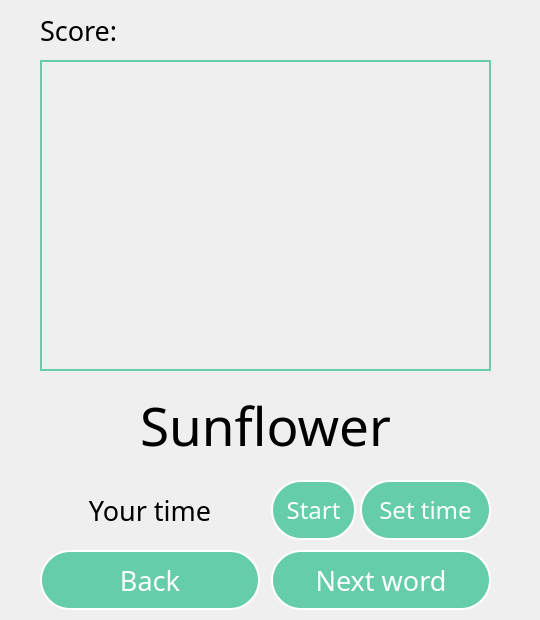
programmistvdzinsahirybashke/EnglishProject, file ui/ui_game.ui: the form before one commit.
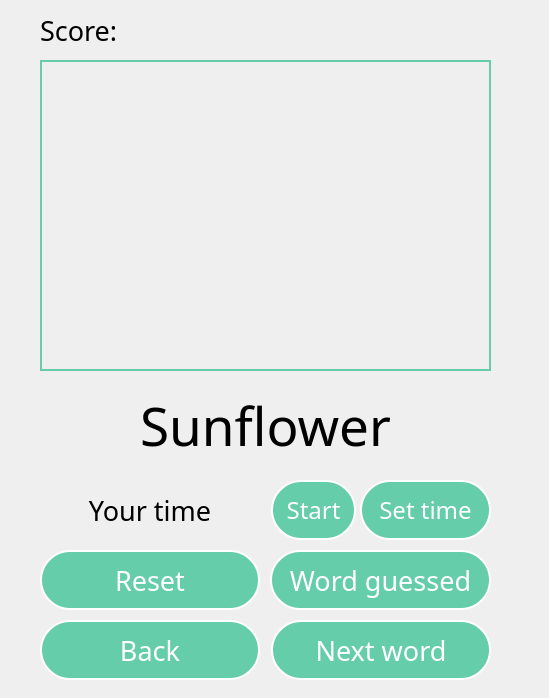
The form after the commit.

Commit message: added reset and stop timer functions and fix some errors

Patch:
```diff
--- a/ui/ui_game.ui
+++ b/ui/ui_game.ui
@@ -6,8 +6,8 @@
    <rect>
     <x>0</x>
     <y>0</y>
-    <width>540</width>
-    <height>620</height>
+    <width>549</width>
+    <height>698</height>
    </rect>
   </property>
   <property name="windowTitle">
@@ -75,7 +75,7 @@
    <property name="geometry">
     <rect>
      <x>40</x>
-     <y>550</y>
+     <y>620</y>
      <width>220</width>
      <height>60</height>
     </rect>
@@ -118,7 +118,7 @@
    <property name="geometry">
     <rect>
      <x>271</x>
-     <y>550</y>
+     <y>620</y>
      <width>220</width>
      <height>60</height>
     </rect>
@@ -302,6 +302,92 @@
     <string>Score: </string>
    </property>
   </widget>
+  <widget class="QPushButton" name="StopTimer">
+   <property name="geometry">
+    <rect>
+     <x>270</x>
+     <y>550</y>
+     <width>221</width>
+     <height>60</height>
+    </rect>
+   </property>
+   <property name="font">
+    <font>
+     <family>Montserrat Medium</family>
+     <pointsize>20</pointsize>
+    </font>
+   </property>
+   <property name="styleSheet">
+    <string notr="true">QPushButton {
+    color: #333;
+    border: 2px solid white;
+    border-radius: 30px;
+    border-style: outset;
+    background: rgb(102,205,170);
+    padding: 5px;
+    }
+
+QPushButton:hover {
+    background: rgb(3, 205, 150);
+    }
+
+QPushButton:pressed {
+    border-style: inset;
+    background: rgb(70, 255, 150);
+    }
+
+QPushButton
+{
+   color:white;
+}</string>
+   </property>
+   <property name="text">
+    <string>Word guessed</string>
+   </property>
+  </widget>
+  <widget class="QPushButton" name="ResetTimer">
+   <property name="geometry">
+    <rect>
+     <x>40</x>
+     <y>550</y>
+     <width>220</width>
+     <height>60</height>
+    </rect>
+   </property>
+   <property name="font">
+    <font>
+     <family>Montserrat Medium</family>
+     <pointsize>20</pointsize>
+    </font>
+   </property>
+   <property name="styleSheet">
+    <string notr="true">QPushButton {
+    color: #333;
+    border: 2px solid white;
+    border-radius: 30px;
+    border-style: outset;
+    background: rgb(102,205,170);
+    padding: 5px;
+    }
+
+QPushButton:hover {
+    background: rgb(3, 205, 150);
+    }
+
+QPushButton:pressed {
+    border-style: inset;
+    background: rgb(70, 255, 150);
+    }
+
+QPushButton
+{
+   color:white;
+}</string>
+   </property>
+   <property name="text">
+    <string>Reset</string>
+   </property>
+  </widget>
  </widget>
  <resources/>
  <connections/>
```
